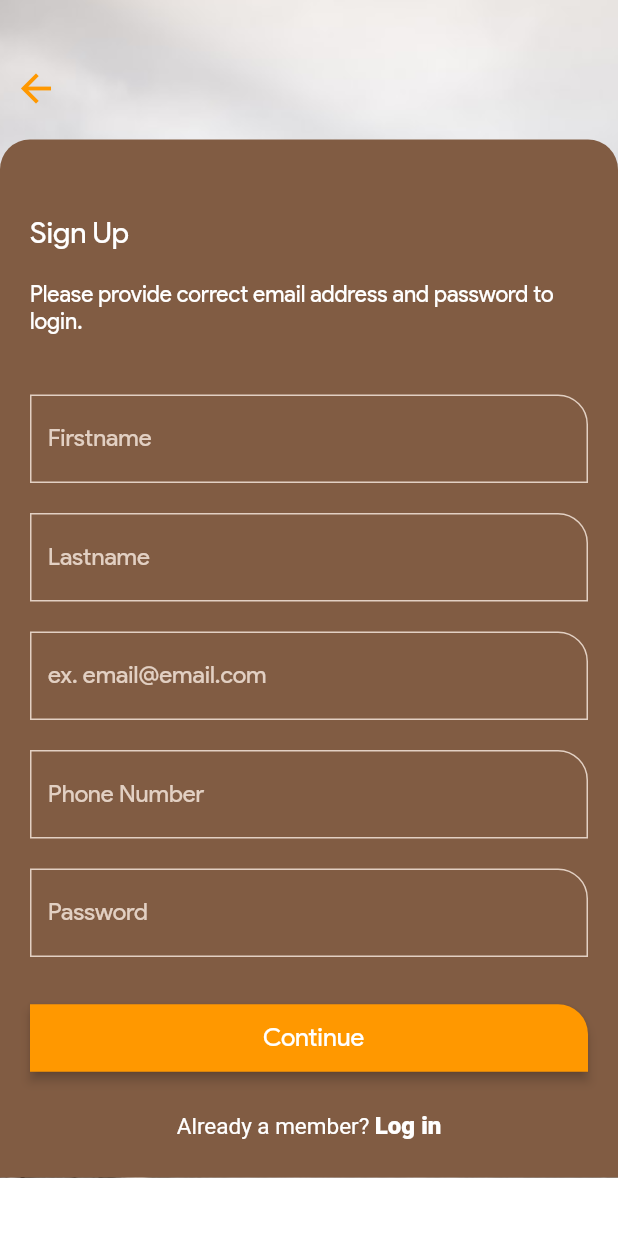
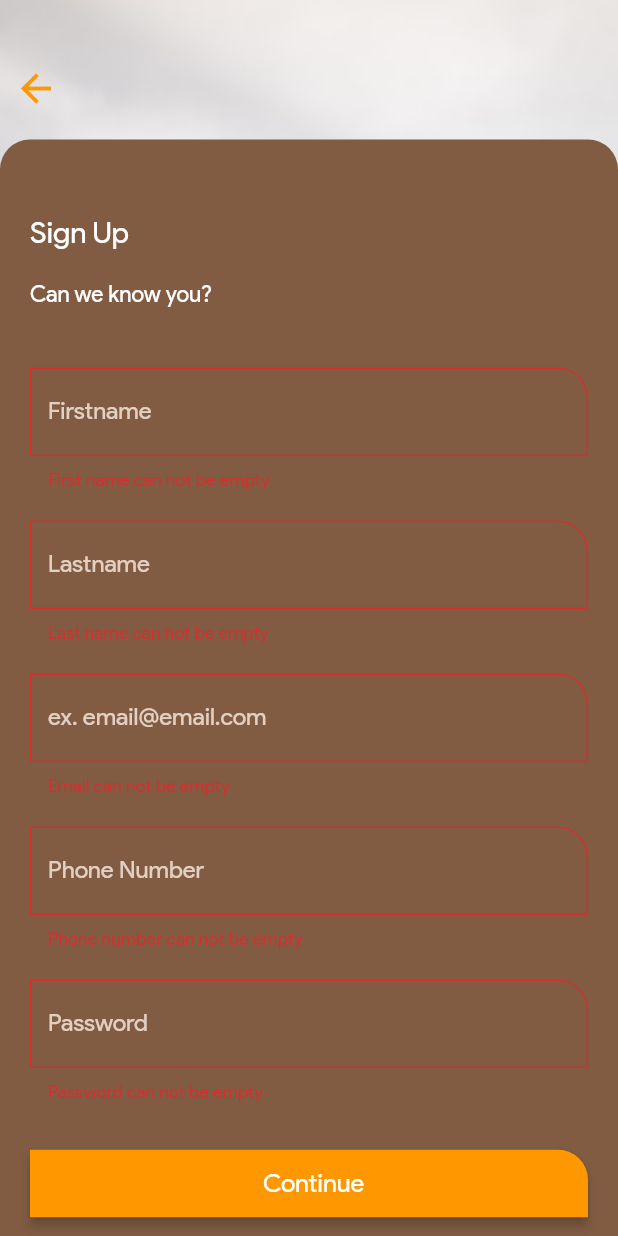
Before and after one commit to tjcode19/quick_shelter, a Flutter app: the SignUp screen opened by its route, on a phone screen of 412 x 824 dp. Run offline on Flutter 3.47's test engine with Material 2 defaults, Android fonts, the phone set to English and light mode, and no system bars; our stand-ins replace flutter_svg, image_picker, shared_preferences; accounts and stored records are empty.

Commit message:
2020-06-09

```diff
--- /dev/null
+++ b/lib/models/UpdateProfileResponse.dart
@@ -0,0 +1,13 @@
+class UpdateProfileResponse {
+  final String message;
+
+  UpdateProfileResponse({this.message});
+
+  factory UpdateProfileResponse.fromJson(Map<String, dynamic> json) {
+    return UpdateProfileResponse(
+      message: json['message'],
+    );
+  }
+
+
+}
--- a/lib/screens/dashboard/dashboard.dart
+++ b/lib/screens/dashboard/dashboard.dart
@@ -1,4 +1,5 @@
 import 'package:flutter/material.dart';
+import 'package:quick_shelter/colors.dart';
 import 'package:quick_shelter/screens/dashboard/dashboard_collections.dart';
 import 'package:quick_shelter/screens/get_started.dart';
 
@@ -33,7 +34,7 @@ class _DashboardState extends State<Dashboard> {
       return showDialog(
             context: context,
             builder: (context) => new AlertDialog(
-              title: new Text('Logout!'),
+              title: new Text('Logout!', style: TextStyle(fontStyle: FontStyle.normal, fontSize: 18, color: appColorSecondary),),
               content: new Text('Are you sure you want to logout?'),
               actions: <Widget>[
                 new GestureDetector(
@@ -53,7 +54,7 @@ class _DashboardState extends State<Dashboard> {
           ) ??
           false;
     } else {
-      _onItemTapped(0);
+       _onItemTapped(0);
     }
   }
 
--- a/lib/screens/dashboard/profile.dart
+++ b/lib/screens/dashboard/profile.dart
@@ -1,10 +1,10 @@
 import 'package:flutter/material.dart';
-import 'package:flutter_svg/flutter_svg.dart';
 import 'package:quick_shelter/constants.dart';
 
 import '../../colors.dart';
 
 class Profile extends StatelessWidget {
+
   @override
   Widget build(BuildContext context) {
     return Scaffold(
--- a/lib/screens/signup.dart
+++ b/lib/screens/signup.dart
@@ -1,11 +1,11 @@
 import 'package:flutter/material.dart';
 import 'package:quick_shelter/repository/quick_shelter_repo.dart';
+import 'package:quick_shelter/utils/sharedPreference.dart';
 import 'package:quick_shelter/widgets/commonUtils.dart';
 
 import '../constants.dart';
 import '../widgets/input_field.dart';
 import '../widgets/raised_button.dart';
-
 
 class SignUp extends StatefulWidget {
   @override
@@ -16,6 +16,8 @@ class _SignUpState extends State<SignUp> {
   final QuickShelterRepository repo = QuickShelterRepository();
   final GlobalKey<State> _keyLoader = new GlobalKey<State>();
   final GlobalKey<ScaffoldState> _scaffoldKey = new GlobalKey<ScaffoldState>();
+  final _formKey = GlobalKey<FormState>();
+  SharedPreferenceQS _sharedPreferenceQS = SharedPreferenceQS();
 
   final _firstNameController = TextEditingController();
   final _lastNameController = TextEditingController();
@@ -23,7 +25,7 @@ class _SignUpState extends State<SignUp> {
   final _phoneController = TextEditingController();
   final _passwordController = TextEditingController();
 
- void  _signUpFunc(){
+  void _signUpFunc() {
     print('Sign Up Funtion');
     final userFirstName = _firstNameController.text;
     final userLastName = _lastNameController.text;
@@ -37,20 +39,24 @@ class _SignUpState extends State<SignUp> {
     }
     showLoadingDialog(context, _keyLoader);
 
-    var _signUp = repo.signUpData(userFirstName, userLastName, userPhone, userEmail, userPassword);
+    var _signUp = repo.signUpData(
+        userFirstName, userLastName, userPhone, userEmail, userPassword);
+
+        _sharedPreferenceQS.setData(String, 'surName', userLastName);
 
     _signUp.then((value) {
       print(value.message);
       Navigator.of(_keyLoader.currentContext, rootNavigator: true).pop();
       if (value.accessToken != null) {
+        _sharedPreferenceQS.setData(String, 'accessToken', value.accessToken);
         Navigator.pushNamed(context, verifyPhoneRoute);
       } else {
         snackBar('Registration Failed \t ${value.message}', _scaffoldKey);
       }
       //snackBar(value.message, _scaffoldKey);
     });
+  }
 
-  }
   Future<bool> _onBackPressed() {
     return Navigator.popAndPushNamed(context, getStartedRoute);
   }
@@ -93,6 +99,9 @@ class _SignUpState extends State<SignUp> {
                           topLeft: Radius.circular(20),
                           topRight: Radius.circular(20)),
                     ),
+                    child: Form(
+                      autovalidate: true,
+                      key: _formKey,
                       child: Column(
                         mainAxisAlignment: MainAxisAlignment.center,
                         crossAxisAlignment: CrossAxisAlignment.start,
@@ -101,31 +110,63 @@ class _SignUpState extends State<SignUp> {
                               margin: EdgeInsets.only(top: 30),
                               child: Text(
                                 'Sign Up',
-                              style: TextStyle(color: Colors.white, fontSize: 20.0),
+                                style: TextStyle(
+                                    color: Colors.white, fontSize: 20.0),
                               )),
                           const SizedBox(height: 20),
                           Container(
                             child: Text(
-                            'Please provide correct email address and password to login.',
+                              'Can we know you?',
                               style: Theme.of(context).textTheme.bodyText1,
                             ),
                           ),
                           const SizedBox(height: 40),
-                        InputFieldWidget('Firstname', TextInputType.text, false, controller: _firstNameController,),
+                          InputFieldWidget(
+                            'Firstname',
+                            TextInputType.text,
+                            false,
+                            controller: _firstNameController,
+                            errorMsg: 'First name can not be empty',
+                          ),
                           const SizedBox(height: 20),
-                        InputFieldWidget('Lastname', TextInputType.text, false, controller: _lastNameController,),
+                          InputFieldWidget(
+                            'Lastname',
+                            TextInputType.text,
+                            false,
+                            controller: _lastNameController,
+                            errorMsg: 'Last name can not be empty',
+                          ),
                           const SizedBox(height: 20),
-                        InputFieldWidget('ex. email@email.com', TextInputType.emailAddress, false, controller: _emailController,capitalizationType: TextCapitalization.none,),
+                          InputFieldWidget(
+                            'ex. email@email.com',
+                            TextInputType.emailAddress,
+                            false,
+                            controller: _emailController,
+                            capitalizationType: TextCapitalization.none,
+                            errorMsg: 'Email can not be empty',
+                          ),
                           const SizedBox(height: 20),
-                        InputFieldWidget('Phone Number', TextInputType.phone, false, controller: _phoneController,),
+                          InputFieldWidget(
+                            'Phone Number',
+                            TextInputType.phone,
+                            false,
+                            controller: _phoneController,
+                            errorMsg: 'Phone number can not be empty',
+                          ),
                           const SizedBox(height: 20),
-                        InputFieldWidget('Password', TextInputType.text, true, controller: _passwordController,),
-
+                          InputFieldWidget(
+                            'Password',
+                            TextInputType.text,
+                            true,
+                            controller: _passwordController,
+                            errorMsg: 'Password can not be empty',
+                          ),
                           const SizedBox(height: 30),
-                        RaisedButtonWidget(verifyPhoneRoute, 'Continue', true),
+                          RaisedButtonWidget(
+                              verifyPhoneRoute, 'Continue', true, isValidatable: true, formKey: _formKey, action: _signUpFunc,),
                           const SizedBox(height: 25),
                           GestureDetector(
-                          onTap: (){
+                            onTap: () {
                               // Navigator.pushNamed(context, loginRoute);
                               Navigator.popAndPushNamed(context, loginRoute);
                             },
@@ -152,6 +193,7 @@ class _SignUpState extends State<SignUp> {
                         ],
                       ),
                     ),
+                  ),
                 ],
               ),
             ),
--- a/lib/widgets/commonUtils.dart
+++ b/lib/widgets/commonUtils.dart
@@ -10,7 +10,7 @@ void snackBar(String value, _scaffoldKey) {
 }
 
 
-Future<void> showLoadingDialog(
+showLoadingDialog(
       BuildContext context, GlobalKey key) async {
     return showDialog<void>(
         context: context,
--- a/lib/widgets/input_field.dart
+++ b/lib/widgets/input_field.dart
@@ -7,8 +7,14 @@ class InputFieldWidget extends StatelessWidget {
   final TextCapitalization capitalizationType;
   final TextEditingController controller;
   final Color color;
+  final String errorMsg;
 
-  InputFieldWidget(this.label, this.keyType, this.isPasswordField, {this.capitalizationType:TextCapitalization.words, this.controller, this.color:Colors.white });
+  InputFieldWidget(this.label, this.keyType, this.isPasswordField,
+      {this.capitalizationType: TextCapitalization.words,
+      this.controller,
+      this.color: Colors.white,
+      this.errorMsg
+      });
 
   @override
   Widget build(BuildContext context) {
@@ -34,8 +40,8 @@ class InputFieldWidget extends StatelessWidget {
           labelText: label,
         ),
         validator: (val) {
-          if (val.length == 0) {
-            return "Amount cannot be empty";
+          if (val.isEmpty) {
+            return errorMsg;
           } else {
             return null;
           }
--- a/lib/widgets/raised_button.dart
+++ b/lib/widgets/raised_button.dart
@@ -9,11 +9,16 @@ class RaisedButtonWidget extends StatelessWidget {
   final Function action;
 
   bool isBtnColorPrimary;
+  bool isValidatable;
+  final GlobalKey<FormState> formKey;
 
-  RaisedButtonWidget(this.routeName, this.btnLabel, this.isBtnColorPrimary , {this.fnSize:17, this.action });
+
+  RaisedButtonWidget(this.routeName, this.btnLabel, this.isBtnColorPrimary,
+      {this.fnSize: 17, this.action, this.isValidatable:false, this.formKey});
 
   @override
   Widget build(BuildContext context) {
+
     if (isBtnColorPrimary) {
       btnColor = Theme.of(context).primaryColor;
       btnTextColor = Colors.white;
@@ -48,19 +53,27 @@ class RaisedButtonWidget extends StatelessWidget {
         ),
         onPressed: () {
           print('pressed');
-          if(action != null){
-             print('pressed 1');
+          if (action != null) {
+            if (isValidatable) {
+              if (formKey.currentState.validate()) {
+                // If the form is valid, display a snackbar. In the real world,
+                // you'd often call a server or save the information in a database.
+
+                action();
+              }
+            }
+            else{
               action();
-          }
-          else if( routeName!='pop'){
-             print('pressed 2');
+            }
+            print('pressed 1');
+
+          } else if (routeName != 'pop') {
+            print('pressed 2');
             Navigator.pushNamed(context, routeName);
-          }
-          else{
-             print('pressed 3');
+          } else {
+            print('pressed 3');
             Navigator.pop(context);
           }
-
         },
       ),
     );
```
Also changed, not shown: lib/network/ApiProvider.dart (+26 -25 lines), lib/repository/quick_shelter_repo.dart (+49 -14 lines), lib/screens/dashboard/basic_info.dart (+76 -58 lines), lib/screens/login.dart (+18 -11 lines), lib/screens/reg_complete.dart (+31 -6 lines). Lines whose indentation alone changed are shown as unchanged.
